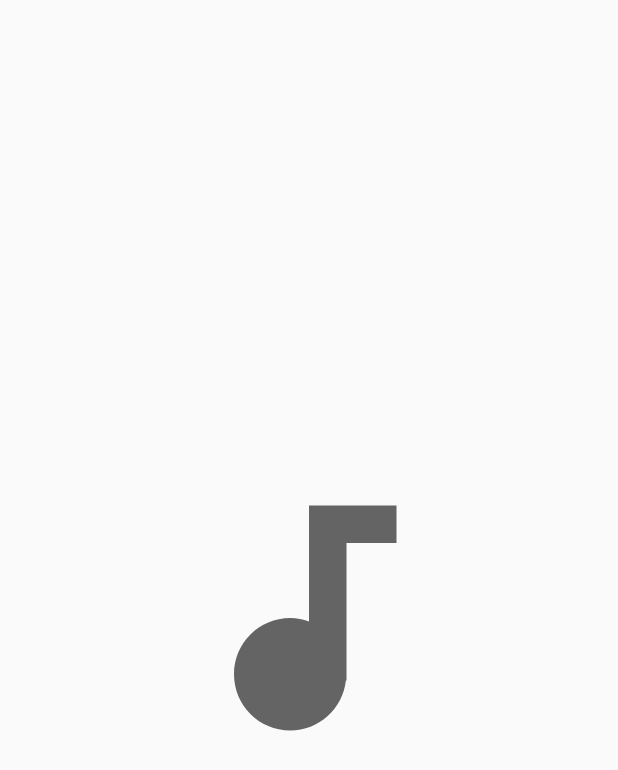
After one commit to DavyGevaert/GentseFeesten, an Android app: the SplashScreenActivity screen opened directly, with no data from a screen before it, on a phone screen of 412 x 824 dp. The commit adds this screen. Shown: the top 770 px of the screen. Run offline under Robolectric (Android 15) with nearby library versions, the phone set to English and light mode, and no system bars.

Commit message:
added SplashScreenActivity.kt and functionality

```diff
--- a/app/src/main/AndroidManifest.xml
+++ b/app/src/main/AndroidManifest.xml
@@ -2,8 +2,6 @@
 <manifest xmlns:android="http://schemas.android.com/apk/res/android"
     package="be.gentsefeesten">
     <!-- toegang geven tot internet -->
-    <uses-permission android:name="android.permission.INTERNET" />
-
     <application
         android:allowBackup="true"
         android:icon="@mipmap/ic_launcher"
@@ -12,14 +10,23 @@
         android:supportsRtl="true"
         android:theme="@style/Theme.GentseFeesten">
         <activity
-            android:name=".MainActivity"
-            android:exported="true">
+            android:name=".SplashScreenActivity"
+            android:theme="@style/SplashScreenTheme"
+            android:exported="true"
+            >
             <intent-filter>
-                <action android:name="android.intent.action.MAIN" />
+            <action android:name="android.intent.action.MAIN" />
 
-                <category android:name="android.intent.category.LAUNCHER" />
+            <category android:name="android.intent.category.LAUNCHER" />
+
             </intent-filter>
+        </activity>
+        <activity
+            android:name=".MainActivity">
+
         </activity>
     </application>
 
+    <uses-permission android:name="android.permission.INTERNET" />
+
 </manifest>
--- /dev/null
+++ b/app/src/main/java/be/gentsefeesten/SplashScreenActivity.kt
@@ -0,0 +1,26 @@
+package be.gentsefeesten
+
+import android.content.Intent
+import androidx.appcompat.app.AppCompatActivity
+import android.os.Bundle
+import android.widget.ImageView
+
+class SplashScreenActivity : AppCompatActivity() {
+
+    private lateinit var iv_note: ImageView
+
+    override fun onCreate(savedInstanceState: Bundle?) {
+        super.onCreate(savedInstanceState)
+        setContentView(R.layout.activity_splash_screen)
+
+        iv_note = findViewById(R.id.iv_note)
+
+        iv_note.alpha = 0f;
+        iv_note.animate().setDuration(1500).alpha(1f).withEndAction {
+            val i = Intent(this, MainActivity::class.java)
+            startActivity(i)
+            overridePendingTransition(android.R.anim.fade_in, android.R.anim.fade_out)
+            finish()
+        }
+    }
+}
--- /dev/null
+++ b/app/src/main/res/drawable/ic_baseline_audiotrack_24.xml
@@ -0,0 +1,10 @@
+<vector xmlns:android="http://schemas.android.com/apk/res/android"
+    android:width="24dp"
+    android:height="24dp"
+    android:viewportWidth="24"
+    android:viewportHeight="24"
+    android:tint="?attr/colorControlNormal">
+  <path
+      android:fillColor="@android:color/white"
+      android:pathData="M12,3v9.28c-0.47,-0.17 -0.97,-0.28 -1.5,-0.28C8.01,12 6,14.01 6,16.5S8.01,21 10.5,21c2.31,0 4.2,-1.75 4.45,-4H15V6h4V3h-7z"/>
+</vector>
--- /dev/null
+++ b/app/src/main/res/layout/activity_splash_screen.xml
@@ -0,0 +1,16 @@
+<?xml version="1.0" encoding="utf-8"?>
+<RelativeLayout xmlns:android="http://schemas.android.com/apk/res/android"
+    xmlns:app="http://schemas.android.com/apk/res-auto"
+    xmlns:tools="http://schemas.android.com/tools"
+    android:layout_width="match_parent"
+    android:layout_height="match_parent"
+    tools:context=".SplashScreenActivity">
+
+    <ImageView
+        android:layout_width="200dp"
+        android:layout_height="200dp"
+        android:src="@drawable/ic_baseline_audiotrack_24"
+        android:layout_centerInParent="true"
+        android:id="@+id/iv_note" />
+
+</RelativeLayout>
--- a/app/src/main/res/values/themes.xml
+++ b/app/src/main/res/values/themes.xml
@@ -13,4 +13,18 @@
         <item name="android:statusBarColor" tools:targetApi="l">?attr/colorPrimaryVariant</item>
         <!-- Customize your theme here. -->
     </style>
+
+    <style name="SplashScreenTheme" parent="Theme.AppCompat.Light.NoActionBar">
+        <!-- Primary brand color. -->
+        <item name="colorPrimary">@color/purple_500</item>
+        <item name="colorPrimaryVariant">@color/purple_700</item>
+        <item name="colorOnPrimary">@color/white</item>
+        <!-- Secondary brand color. -->
+        <item name="colorSecondary">@color/teal_200</item>
+        <item name="colorSecondaryVariant">@color/teal_700</item>
+        <item name="colorOnSecondary">@color/black</item>
+        <!-- Status bar color. -->
+        <item name="android:statusBarColor" tools:targetApi="l">?attr/colorPrimaryVariant</item>
+        <!-- Customize your theme here. -->
+    </style>
 </resources>
```
